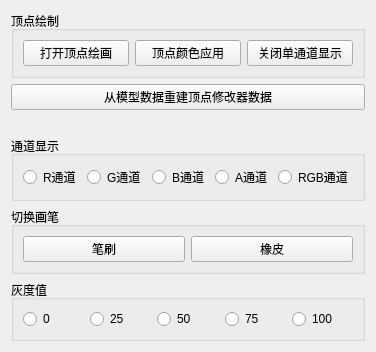
The window that ui/VertexPaintTool.ui (fxcfxcfxc/MaxTool_VertexPaint) describes before a commit, drawn with Qt 5.
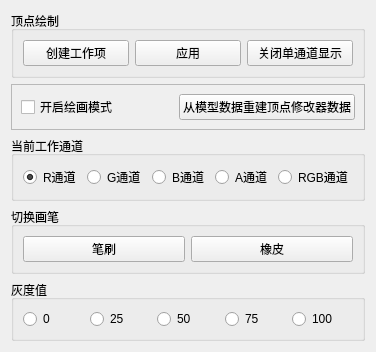
The same window after the commit.

```diff
--- a/ui/VertexPaintTool.ui
+++ b/ui/VertexPaintTool.ui
@@ -6,8 +6,8 @@
    <rect>
     <x>0</x>
     <y>0</y>
-    <width>358</width>
-    <height>335</height>
+    <width>289</width>
+    <height>333</height>
    </rect>
   </property>
   <property name="windowTitle">
@@ -23,14 +23,14 @@
       <item>
        <widget class="QPushButton" name="pushButton">
         <property name="text">
-         <string>打开顶点绘画</string>
+         <string>创建工作项</string>
         </property>
        </widget>
       </item>
       <item>
        <widget class="QPushButton" name="pushButton_2">
         <property name="text">
-         <string>顶点颜色应用</string>
+         <string>应用</string>
         </property>
        </widget>
       </item>
@@ -45,6 +45,22 @@
     </widget>
    </item>
    <item>
+    <widget class="QFrame" name="frame">
+     <property name="frameShape">
+      <enum>QFrame::StyledPanel</enum>
+     </property>
+     <property name="frameShadow">
+      <enum>QFrame::Raised</enum>
+     </property>
+     <layout class="QHBoxLayout" name="horizontalLayout_5">
+      <item>
+       <widget class="QCheckBox" name="checkBox">
+        <property name="text">
+         <string>开启绘画模式</string>
+        </property>
+       </widget>
+      </item>
+      <item>
     <widget class="QPushButton" name="pushButton_6">
      <property name="autoFillBackground">
       <bool>true</bool>
@@ -54,23 +70,13 @@
      </property>
     </widget>
    </item>
-   <item>
-    <spacer name="horizontalSpacer">
-     <property name="orientation">
-      <enum>Qt::Horizontal</enum>
-     </property>
-     <property name="sizeHint" stdset="0">
-      <size>
-       <width>40</width>
-       <height>20</height>
-      </size>
-     </property>
-    </spacer>
+     </layout>
+    </widget>
    </item>
    <item>
     <widget class="QGroupBox" name="groupBox">
      <property name="title">
-      <string>通道显示</string>
+      <string>当前工作通道</string>
      </property>
      <layout class="QHBoxLayout" name="horizontalLayout_3">
       <item>
@@ -78,6 +84,9 @@
         <property name="text">
          <string>R通道</string>
         </property>
+        <property name="checked">
+         <bool>true</bool>
+        </property>
        </widget>
       </item>
       <item>
```
Left out of the diff: 3 changed lines with no effect on the pictures. Lines whose indentation alone changed are shown as unchanged.
